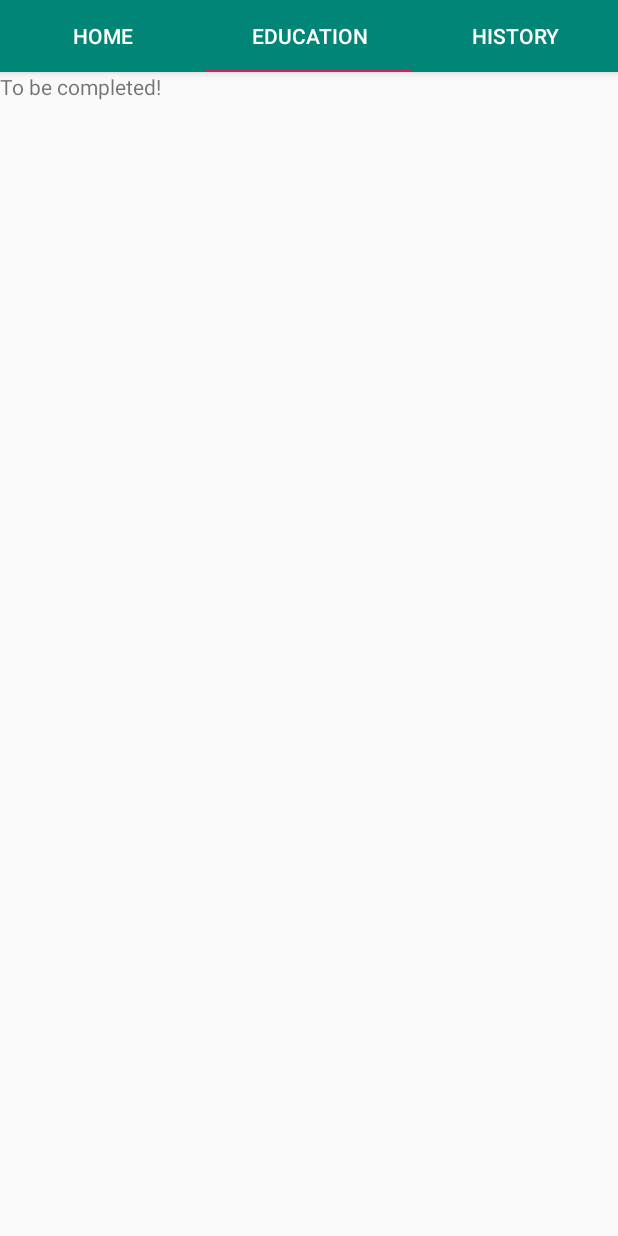
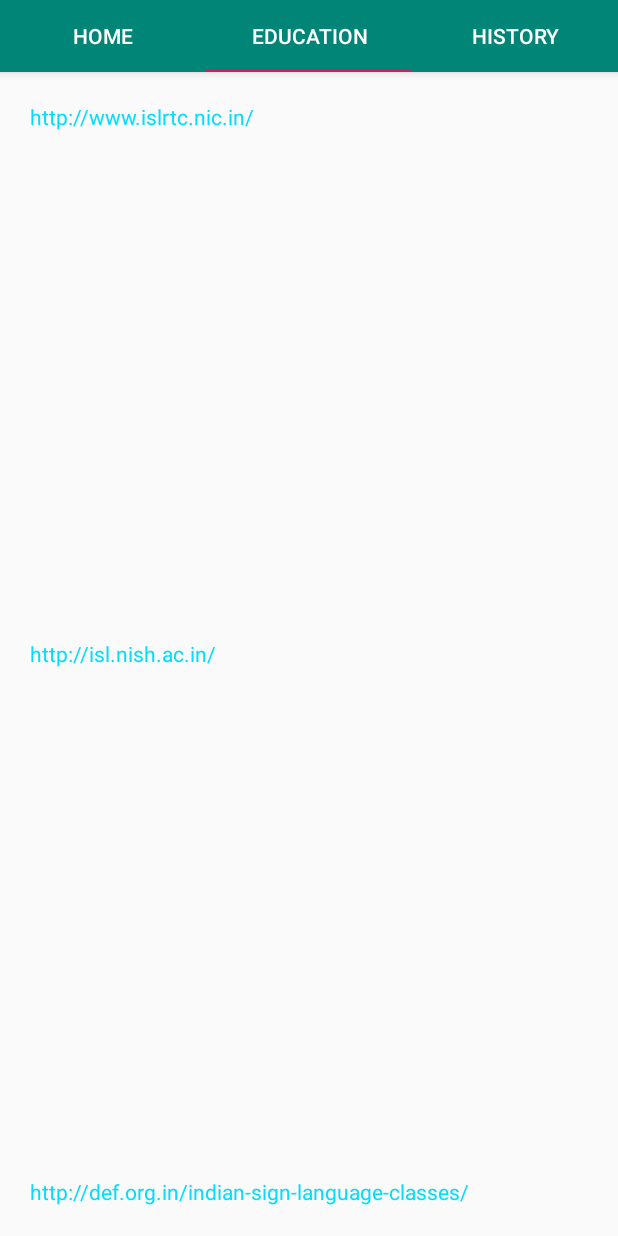
Before and after one commit to IronClad1607/Dhyaani-Indian-Sign-Language-Translator, an Android app: the screen it shows after launch (HomeActivity), tab 2 chosen, on a phone screen of 412 x 824 dp. Run offline under Robolectric (Android 15) with nearby library versions, the phone set to English and light mode, and no system bars.

Commit message:
Edu and History

```diff
--- a/app/src/main/java/com/systemtron/isl/fragments/HomeFragment.kt
+++ b/app/src/main/java/com/systemtron/isl/fragments/HomeFragment.kt
@@ -30,7 +30,7 @@ class HomeFragment : Fragment(), View.OnClickListener {
         val textToISL = v.findViewById<Button>(R.id.btnTexttoISL)
 
         islToText.setOnClickListener(this)
-        textToISL.setOnClickListener(this)
+//        textToISL.setOnClickListener(this)
 
         return v
     }
@@ -41,9 +41,9 @@ class HomeFragment : Fragment(), View.OnClickListener {
                 startActivity(Intent(requireContext(), ISLtoTextActivity::class.java))
             }
 
-            R.id.btnTexttoISL -> {
-                startActivity(Intent(requireContext(), TexttoISL::class.java))
-            }
+//            R.id.btnTexttoISL -> {
+//                startActivity(Intent(requireContext(), TexttoISL::class.java))
+//            }
             else -> {
 
             }
--- a/app/src/main/res/layout/fragment_edu.xml
+++ b/app/src/main/res/layout/fragment_edu.xml
@@ -2,12 +2,34 @@
 <FrameLayout xmlns:android="http://schemas.android.com/apk/res/android"
     xmlns:tools="http://schemas.android.com/tools"
     android:layout_width="match_parent"
+    android:padding="20dp"
     android:layout_height="match_parent"
     tools:context=".fragments.EduFragment">
 
     <TextView
+        android:id="@+id/tvE1"
         android:layout_width="match_parent"
         android:layout_height="match_parent"
-        android:text="@string/to_be_completed" />
+        android:text="@string/http_www_islrtc_nic_in"
+        android:textColor="@android:color/holo_blue_bright" />
+
+
+    <TextView
+        android:id="@+id/tvE2"
+        android:gravity="center|left"
+        android:layout_width="match_parent"
+        android:layout_height="match_parent"
+        android:text="@string/http_isl_nish_ac_in"
+        android:textColor="@android:color/holo_blue_bright"
+        tools:ignore="RtlHardcoded" />
+
+    <TextView
+        android:id="@+id/tvE3"
+        android:gravity="bottom"
+        android:layout_width="match_parent"
+        android:layout_height="match_parent"
+        android:text="@string/http_def_org_in_indian_sign_language_classes"
+        android:textColor="@android:color/holo_blue_bright"
+        tools:ignore="RtlHardcoded" />
 
 </FrameLayout>
--- a/app/src/main/res/layout/fragment_history.xml
+++ b/app/src/main/res/layout/fragment_history.xml
@@ -5,10 +5,11 @@
     android:layout_height="match_parent"
     tools:context=".fragments.HistoryFragment">
 
-    <!-- TODO: Update blank fragment layout -->
     <TextView
         android:layout_width="match_parent"
         android:layout_height="match_parent"
-        android:text="@string/to_be_completed" />
+        android:text="@string/text"
+        android:textColor="@android:color/black"
+        android:textSize="15sp" />
 
 </FrameLayout>
--- a/app/src/main/res/values/strings.xml
+++ b/app/src/main/res/values/strings.xml
@@ -10,4 +10,8 @@
     <string name="to_be_completed">To be completed!</string>
     <string name="enter_text">Enter Text:</string>
     <string name="convert">Convert</string>
+    <string name="text">As per Census 2011, in India, out of the 121 Cr population, about 2.68 Cr persons are ‘disabled’ which is 2.21% of the total population. 70 million deaf people around the world use sign language. 98% of deaf people do not receive education in sign language. There are 478 schools receiving government funding, and approximately 372 private schools for the Indian Deaf are scattered throughout India. The Indian Deaf population is not well connected or informed, and many Deaf people do not even know the names of all the schools or clubs for the Deaf within their own city.</string>
+    <string name="http_www_islrtc_nic_in">http://www.islrtc.nic.in/</string>
+    <string name="http_isl_nish_ac_in">http://isl.nish.ac.in/</string>
+    <string name="http_def_org_in_indian_sign_language_classes">http://def.org.in/indian-sign-language-classes/</string>
 </resources>
```
Also changed, not shown: app/src/main/java/com/systemtron/isl/activities/ConversionActivity.kt (+101 -3 lines), app/src/main/res/drawable/e.jpg (renamed from app/src/main/res/drawable/E.jpg), app/src/main/res/drawable/fii.png (added), app/src/main/res/drawable/space.jpg (added).
